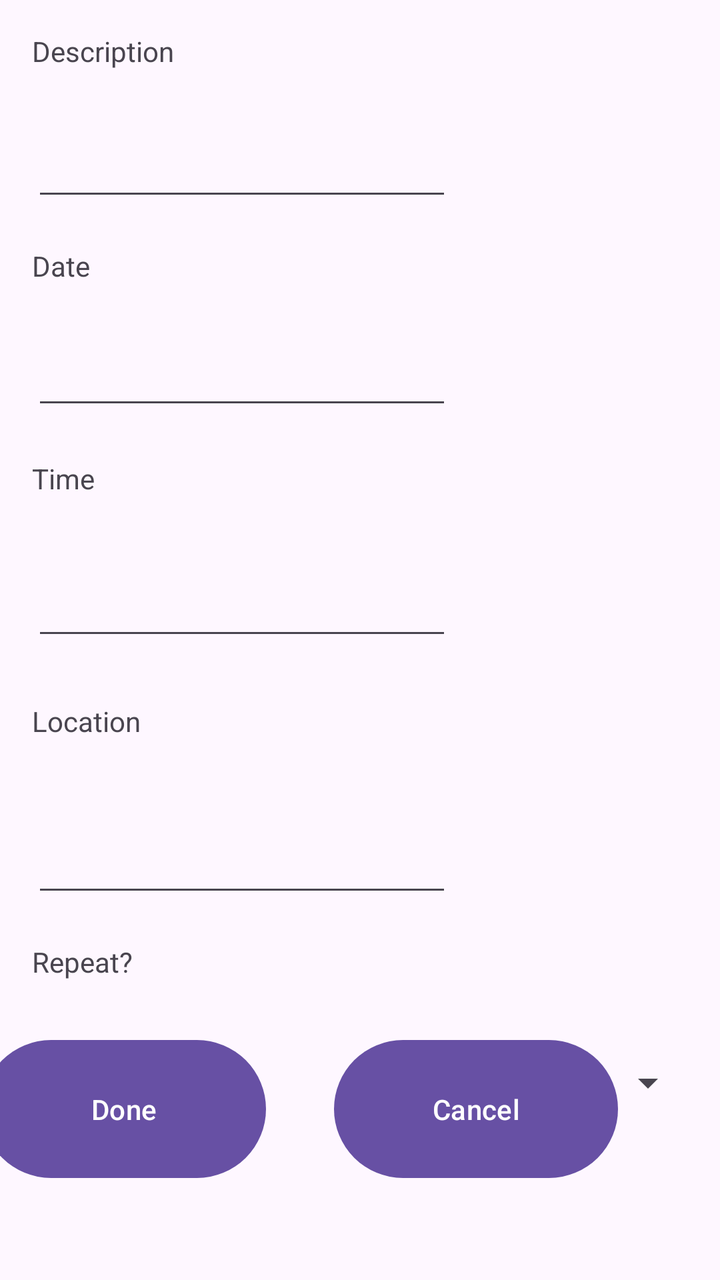
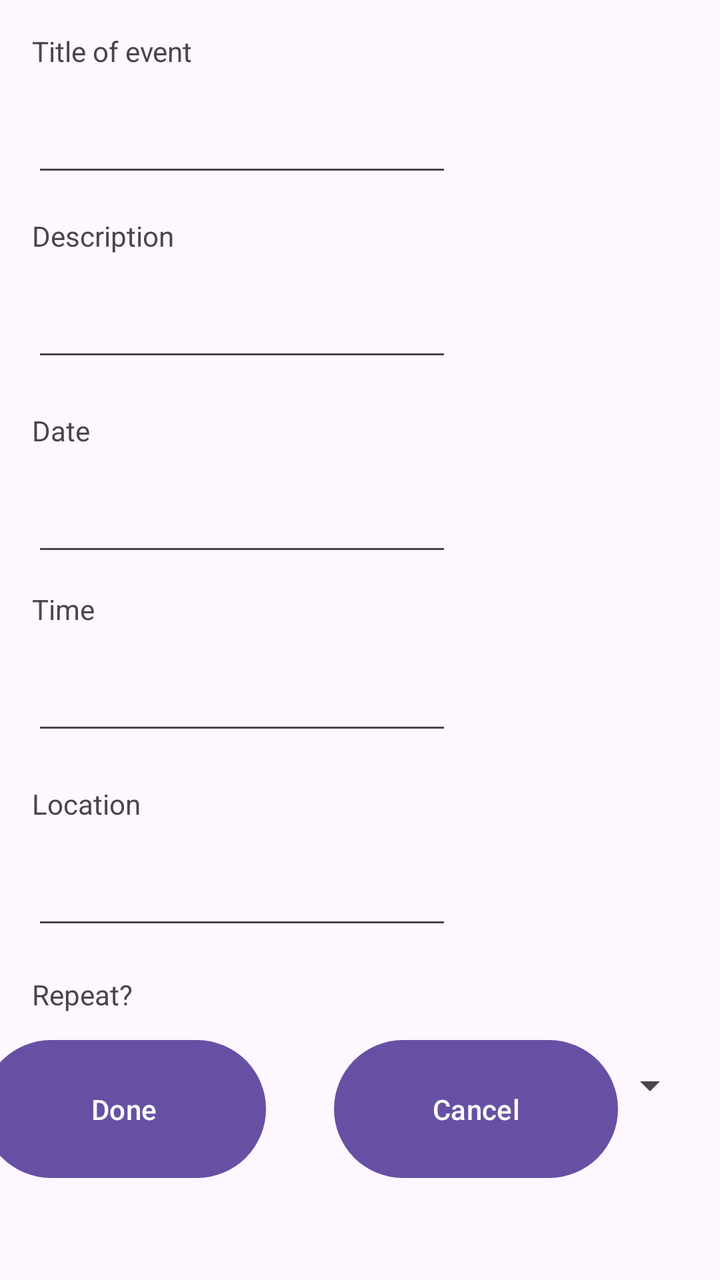

Two renders of the same Android screen: before a commit and after it. Below are the layout's source before the change and the commit's diff.
<!-- AndroidManifest.xml: application theme Theme.AppInterface1 -->
<!-- res/layout/activity_set_reminders.xml -->
<?xml version="1.0" encoding="utf-8"?>
<androidx.constraintlayout.widget.ConstraintLayout xmlns:android="http://schemas.android.com/apk/res/android"
    xmlns:app="http://schemas.android.com/apk/res-auto"
    xmlns:tools="http://schemas.android.com/tools"
    android:id="@+id/main"
    android:layout_width="match_parent"
    android:layout_height="match_parent"
    tools:context=".setReminders">

  <Button
      android:id="@+id/btnDone"
      android:layout_width="142dp"
      android:layout_height="77dp"
      android:layout_marginStart="16dp"
      android:layout_marginEnd="60dp"
      android:layout_marginBottom="47dp"
      android:onClick="done"
      android:text="Done"
      app:layout_constraintBottom_toBottomOf="parent"
      app:layout_constraintEnd_toStartOf="@+id/btnCancel"
      app:layout_constraintStart_toStartOf="parent" />

  <EditText
      android:id="@+id/uiDate"
      android:layout_width="wrap_content"
      android:layout_height="wrap_content"
      android:layout_marginStart="16dp"
      android:layout_marginTop="9dp"
      android:ems="10"
      app:layout_constraintStart_toStartOf="parent"
      app:layout_constraintTop_toBottomOf="@+id/textDate" />

  <EditText
      android:id="@+id/uiDescription"
      android:layout_width="wrap_content"
      android:layout_height="wrap_content"
      android:layout_marginStart="16dp"
      android:layout_marginTop="12dp"
      android:ems="10"
      app:layout_constraintStart_toStartOf="parent"
      app:layout_constraintTop_toBottomOf="@+id/textDescription" />

  <EditText
      android:id="@+id/uiTime"
      android:layout_width="wrap_content"
      android:layout_height="wrap_content"
      android:layout_marginStart="16dp"
      android:layout_marginTop="18dp"
      android:ems="10"
      app:layout_constraintStart_toStartOf="parent"
      app:layout_constraintTop_toBottomOf="@+id/textTime" />

  <EditText
      android:id="@+id/uiLocation"
      android:layout_width="wrap_content"
      android:layout_height="wrap_content"
      android:layout_marginStart="16dp"
      android:layout_marginTop="25dp"
      android:ems="10"
      app:layout_constraintStart_toStartOf="parent"
      app:layout_constraintTop_toBottomOf="@+id/textLocation" />

  <TextView
      android:id="@+id/textDescription"
      android:layout_width="218dp"
      android:layout_height="36dp"
      android:layout_marginStart="16dp"
      android:layout_marginTop="16dp"
      android:text="Description"
      app:layout_constraintStart_toStartOf="parent"
      app:layout_constraintTop_toTopOf="parent" />

  <TextView
      android:id="@+id/textDate"
      android:layout_width="218dp"
      android:layout_height="36dp"
      android:layout_marginStart="16dp"
      android:layout_marginTop="18dp"
      android:text="Date"
      app:layout_constraintStart_toStartOf="parent"
      app:layout_constraintTop_toBottomOf="@+id/uiDescription" />

  <TextView
      android:id="@+id/textTime"
      android:layout_width="218dp"
      android:layout_height="36dp"
      android:layout_marginStart="16dp"
      android:layout_marginTop="20dp"
      android:text="Time"
      app:layout_constraintStart_toStartOf="parent"
      app:layout_constraintTop_toBottomOf="@+id/uiDate" />

  <TextView
      android:id="@+id/textLocation"
      android:layout_width="218dp"
      android:layout_height="36dp"
      android:layout_marginStart="16dp"
      android:layout_marginTop="26dp"
      android:text="Location"
      app:layout_constraintStart_toStartOf="parent"
      app:layout_constraintTop_toBottomOf="@+id/uiTime" />

  <TextView
      android:id="@+id/textRepeat"
      android:layout_width="106dp"
      android:layout_height="29dp"
      android:layout_marginStart="16dp"
      android:layout_marginTop="18dp"
      android:text="Repeat?"
      app:layout_constraintStart_toStartOf="parent"
      app:layout_constraintTop_toBottomOf="@+id/uiLocation" />

  <Spinner
      android:id="@+id/dropdownRepeat"
      android:layout_width="333dp"
      android:layout_height="26dp"
      android:layout_marginStart="15dp"
      android:layout_marginTop="28dp"
      android:spinnerMode="dropdown"
      app:layout_constraintStart_toStartOf="parent"
      app:layout_constraintTop_toBottomOf="@+id/textRepeat" />

  <Button
      android:id="@+id/btnCancel"
      android:layout_width="142dp"
      android:layout_height="77dp"
      android:layout_marginEnd="51dp"
      android:layout_marginBottom="47dp"
      android:onClick="cancel"
      android:text="Cancel"
      app:layout_constraintBottom_toBottomOf="parent"
      app:layout_constraintEnd_toEndOf="parent" />

</androidx.constraintlayout.widget.ConstraintLayout>
<!-- resources referenced by this layout -->
<resources>
  <style name="Theme.AppInterface1" parent="Base.Theme.AppInterface1" />
  <style name="Base.Theme.AppInterface1" parent="Theme.Material3.DayNight.NoActionBar">
          
          
      </style>
</resources>

<!-- the commit's change to res/layout/activity_set_reminders.xml (unified diff, before → after) -->
@@ -21,41 +21,28 @@
       app:layout_constraintStart_toStartOf="parent" />
 
   <EditText
-      android:id="@+id/uiDate"
-      android:layout_width="wrap_content"
-      android:layout_height="wrap_content"
-      android:layout_marginStart="16dp"
-      android:layout_marginTop="9dp"
-      android:ems="10"
-      app:layout_constraintStart_toStartOf="parent"
-      app:layout_constraintTop_toBottomOf="@+id/textDate" />
-
-  <EditText
       android:id="@+id/uiDescription"
       android:layout_width="wrap_content"
       android:layout_height="wrap_content"
       android:layout_marginStart="16dp"
-      android:layout_marginTop="12dp"
       android:ems="10"
       app:layout_constraintStart_toStartOf="parent"
       app:layout_constraintTop_toBottomOf="@+id/textDescription" />
 
   <EditText
-      android:id="@+id/uiTime"
+      android:id="@+id/uiTitle"
       android:layout_width="wrap_content"
       android:layout_height="wrap_content"
       android:layout_marginStart="16dp"
-      android:layout_marginTop="18dp"
       android:ems="10"
       app:layout_constraintStart_toStartOf="parent"
-      app:layout_constraintTop_toBottomOf="@+id/textTime" />
+      app:layout_constraintTop_toBottomOf="@+id/textTitle" />
 
   <EditText
       android:id="@+id/uiLocation"
       android:layout_width="wrap_content"
       android:layout_height="wrap_content"
       android:layout_marginStart="16dp"
-      android:layout_marginTop="25dp"
       android:ems="10"
       app:layout_constraintStart_toStartOf="parent"
       app:layout_constraintTop_toBottomOf="@+id/textLocation" />
@@ -65,8 +52,18 @@
       android:layout_width="218dp"
       android:layout_height="36dp"
       android:layout_marginStart="16dp"
+      android:layout_marginTop="15dp"
+      android:text="Description"
+      app:layout_constraintStart_toStartOf="parent"
+      app:layout_constraintTop_toBottomOf="@+id/uiTitle" />
+
+  <TextView
+      android:id="@+id/textTitle"
+      android:layout_width="218dp"
+      android:layout_height="36dp"
+      android:layout_marginStart="16dp"
       android:layout_marginTop="16dp"
-      android:text="Description"
+      android:text="Title of event"
       app:layout_constraintStart_toStartOf="parent"
       app:layout_constraintTop_toTopOf="parent" />
 
@@ -75,7 +72,7 @@
       android:layout_width="218dp"
       android:layout_height="36dp"
       android:layout_marginStart="16dp"
-      android:layout_marginTop="18dp"
+      android:layout_marginTop="20dp"
       android:text="Date"
       app:layout_constraintStart_toStartOf="parent"
       app:layout_constraintTop_toBottomOf="@+id/uiDescription" />
@@ -85,7 +82,7 @@
       android:layout_width="218dp"
       android:layout_height="36dp"
       android:layout_marginStart="16dp"
-      android:layout_marginTop="20dp"
+      android:layout_marginTop="12dp"
       android:text="Time"
       app:layout_constraintStart_toStartOf="parent"
       app:layout_constraintTop_toBottomOf="@+id/uiDate" />
@@ -95,7 +92,7 @@
       android:layout_width="218dp"
       android:layout_height="36dp"
       android:layout_marginStart="16dp"
-      android:layout_marginTop="26dp"
+      android:layout_marginTop="20dp"
       android:text="Location"
       app:layout_constraintStart_toStartOf="parent"
       app:layout_constraintTop_toBottomOf="@+id/uiTime" />
@@ -114,8 +111,8 @@
       android:id="@+id/dropdownRepeat"
       android:layout_width="333dp"
       android:layout_height="26dp"
-      android:layout_marginStart="15dp"
-      android:layout_marginTop="28dp"
+      android:layout_marginStart="16dp"
+      android:layout_marginTop="13dp"
       android:spinnerMode="dropdown"
       app:layout_constraintStart_toStartOf="parent"
       app:layout_constraintTop_toBottomOf="@+id/textRepeat" />
@@ -131,4 +128,24 @@
       app:layout_constraintBottom_toBottomOf="parent"
       app:layout_constraintEnd_toEndOf="parent" />
 
+  <EditText
+      android:id="@+id/uiTime"
+      android:layout_width="wrap_content"
+      android:layout_height="wrap_content"
+      android:layout_marginStart="16dp"
+      android:ems="10"
+      android:inputType="time"
+      app:layout_constraintStart_toStartOf="parent"
+      app:layout_constraintTop_toBottomOf="@+id/textTime" />
+
+  <EditText
+      android:id="@+id/uiDate"
+      android:layout_width="wrap_content"
+      android:layout_height="wrap_content"
+      android:layout_marginStart="16dp"
+      android:ems="10"
+      android:inputType="date"
+      app:layout_constraintStart_toStartOf="parent"
+      app:layout_constraintTop_toBottomOf="@+id/textDate" />
+
 </androidx.constraintlayout.widget.ConstraintLayout>
